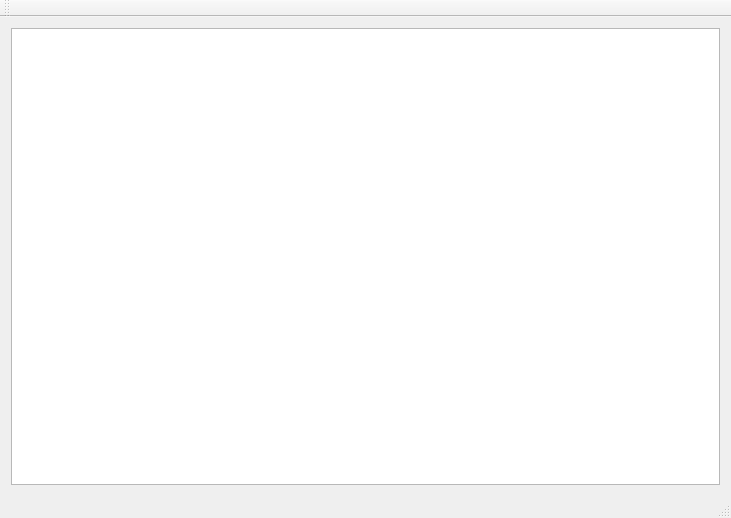
The window that mainwindow.ui (elektrokokke/elektrocillin) describes before a commit, drawn with Qt 5.
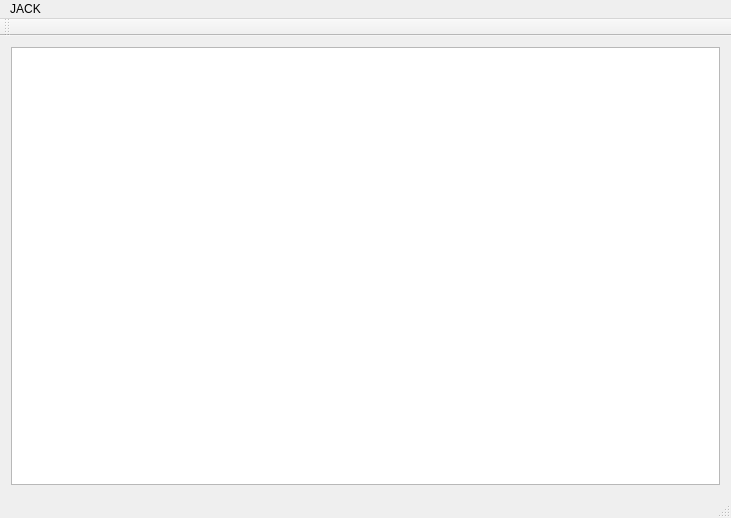
The same window after the commit.

Commit message:
Save and restore Jack client connections
Added a class JackNullClient which wraps some more of the Jack C API
functions. Added support for getting and setting Jack client
connections.

Added a simple function for storing connections in an .ini file and
restoring connections saved in this way.

```diff
--- a/mainwindow.ui
+++ b/mainwindow.ui
@@ -44,6 +44,14 @@
      <height>21</height>
     </rect>
    </property>
+   <widget class="QMenu" name="menuJACK">
+    <property name="title">
+     <string>JACK</string>
+    </property>
+    <addaction name="actionStore_connections"/>
+    <addaction name="actionRestore_connections"/>
+   </widget>
+   <addaction name="menuJACK"/>
   </widget>
  </widget>
  <layoutdefault spacing="6" margin="11"/>
```
Left out of the diff: 10 changed lines with no effect on the pictures. The commit also changes 6 other files.
